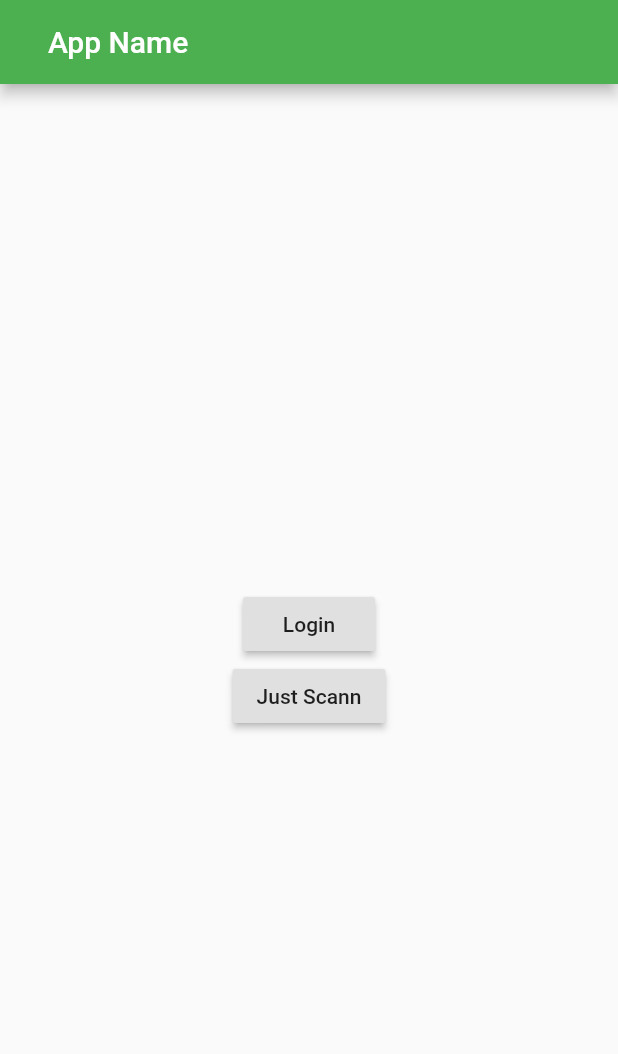
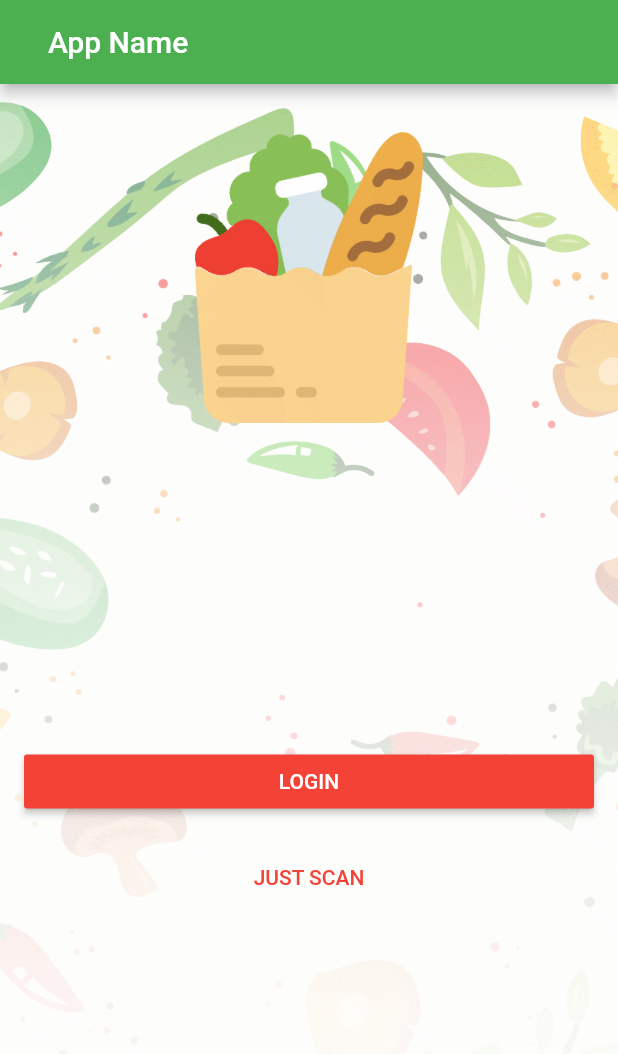
Before and after one commit to lukaselmer/hackzurich2017, a Flutter app: the screen it shows after launch, on a phone screen of 412 x 824 dp. Shown: the top 1054 px of the screen. Run offline on Flutter 3.47's test engine with Material 2 defaults, Android fonts, the phone set to English and light mode, and no system bars; our stand-ins replace firebase_auth, firebase_database, google_sign_in; missing offline and left inert: barcodescanner; accounts and stored records are empty; statements that could not run were skipped.

Commit message:
Login Screen

```diff
--- a/lib/home_page.dart
+++ b/lib/home_page.dart
@@ -43,13 +43,60 @@ class _MyHomePageState extends State<MyHomePage> {
           child: new Text("App Name")),
       ),
       drawer: createDrawer,
-      body: createBody,
+      body: _createBody(),
       floatingActionButton: createfloatingActionButton,
     );
   }
 
-  Widget get createBody {
-    return loginBody;
+  Widget _createBody() {
+    return new Container(
+      decoration: new BoxDecoration(
+        image: new DecorationImage(
+            image: new AssetImage("images/bg_login.png"),
+            fit: BoxFit.cover,
+        )
+      ),
+      child: new Center(
+        child: new Column(
+          children: [
+            new Padding(padding: const EdgeInsets.only(top: 32.0)
+              ,child: new Image.asset("images/app_icon.png", scale: 3.5,)
+            ),
+            new Expanded(
+                child: new Column(
+                  mainAxisAlignment: MainAxisAlignment.center,
+                  children: [
+                    new Row(
+                      children:[
+                        new Expanded(
+                            child:new Padding(
+                              padding: const EdgeInsets.only(bottom: 16.0, left: 16.0, right: 16.0),
+                              child: new RaisedButton(
+                                  color: Colors.red,
+                                  onPressed: _ensureLoggedIn
+                                  , child: new Text("LOGIN", style: new TextStyle(color: Colors.white),)),
+                            )
+                          )
+                      ]
+                    ),
+                    new Row(
+                      children: [
+                        new Expanded(
+                            child: new FlatButton(
+                                onPressed: _scanBarcode
+                                , child: new Text("JUST SCAN"
+                                          , style: new TextStyle(color: Colors.red),)),
+                        )
+                      ],
+                    )
+
+                  ],
+                )
+            ),
+          ],
+        ),
+      )
+    );
   }
 
   Widget get loginBody {
--- a/pubspec.yaml
+++ b/pubspec.yaml
@@ -38,6 +38,7 @@ flutter:
     - images/ic_good.png
     - images/ic_not_so_good.png
     - images/app_icon.png
+    - images/bg_login.png
 
 
   # An image asset can refer to one or more resolution-specific "variants", see
```
